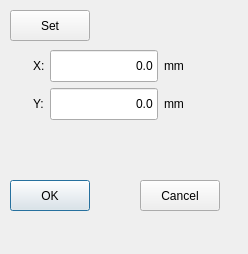
Above: hcmanualoperation/axismodifydialog.ui from GaussCheng/2-5AxisPunch before the change. Below: the same form after it.
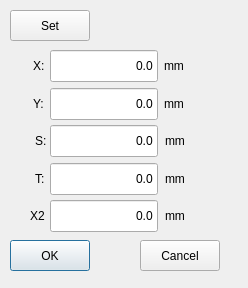
That is the form after the change. Custom widgets are drawn as their Qt base class.

What changed in the file:
```diff
--- a/hcmanualoperation/axismodifydialog.ui
+++ b/hcmanualoperation/axismodifydialog.ui
@@ -7,7 +7,7 @@
     <x>0</x>
     <y>0</y>
     <width>248</width>
-    <height>254</height>
+    <height>288</height>
    </rect>
   </property>
   <property name="windowTitle">
@@ -113,7 +113,7 @@
    <property name="geometry">
     <rect>
      <x>10</x>
-     <y>180</y>
+     <y>240</y>
      <width>80</width>
      <height>31</height>
     </rect>
@@ -126,7 +126,7 @@
    <property name="geometry">
     <rect>
      <x>140</x>
-     <y>180</y>
+     <y>240</y>
      <width>80</width>
      <height>31</height>
     </rect>
@@ -148,6 +148,150 @@
     <string>Set</string>
    </property>
   </widget>
+  <widget class="QLabel" name="label_3">
+   <property name="geometry">
+    <rect>
+     <x>35</x>
+     <y>125</y>
+     <width>11</width>
+     <height>32</height>
+    </rect>
+   </property>
+   <property name="text">
+    <string>S:</string>
+   </property>
+  </widget>
+  <widget class="ICLineEditWithVirtualNumericKeypad" name="zPos">
+   <property name="geometry">
+    <rect>
+     <x>50</x>
+     <y>125</y>
+     <width>108</width>
+     <height>32</height>
+    </rect>
+   </property>
+   <property name="minimumSize">
+    <size>
+     <width>0</width>
+     <height>32</height>
+    </size>
+   </property>
+   <property name="text">
+    <string>0.0</string>
+   </property>
+   <property name="alignment">
+    <set>Qt::AlignRight|Qt::AlignTrailing|Qt::AlignVCenter</set>
+   </property>
+  </widget>
+  <widget class="QLabel" name="label_6">
+   <property name="geometry">
+    <rect>
+     <x>165</x>
+     <y>125</y>
+     <width>36</width>
+     <height>32</height>
+    </rect>
+   </property>
+   <property name="text">
+    <string>mm</string>
+   </property>
+  </widget>
+  <widget class="QLabel" name="label_7">
+   <property name="geometry">
+    <rect>
+     <x>165</x>
+     <y>163</y>
+     <width>36</width>
+     <height>32</height>
+    </rect>
+   </property>
+   <property name="text">
+    <string>mm</string>
+   </property>
+  </widget>
+  <widget class="ICLineEditWithVirtualNumericKeypad" name="tPos">
+   <property name="geometry">
+    <rect>
+     <x>50</x>
+     <y>163</y>
+     <width>108</width>
+     <height>32</height>
+    </rect>
+   </property>
+   <property name="minimumSize">
+    <size>
+     <width>0</width>
+     <height>32</height>
+    </size>
+   </property>
+   <property name="text">
+    <string>0.0</string>
+   </property>
+   <property name="alignment">
+    <set>Qt::AlignRight|Qt::AlignTrailing|Qt::AlignVCenter</set>
+   </property>
+  </widget>
+  <widget class="QLabel" name="label_8">
+   <property name="geometry">
+    <rect>
+     <x>35</x>
+     <y>163</y>
+     <width>11</width>
+     <height>32</height>
+    </rect>
+   </property>
+   <property name="text">
+    <string>T:</string>
+   </property>
+  </widget>
+  <widget class="QLabel" name="label_9">
+   <property name="geometry">
+    <rect>
+     <x>30</x>
+     <y>200</y>
+     <width>16</width>
+     <height>32</height>
+    </rect>
+   </property>
+   <property name="text">
+    <string>X2</string>
+   </property>
+  </widget>
+  <widget class="ICLineEditWithVirtualNumericKeypad" name="pPos">
+   <property name="geometry">
+    <rect>
+     <x>50</x>
+     <y>200</y>
+     <width>108</width>
+     <height>32</height>
+    </rect>
+   </property>
+   <property name="minimumSize">
+    <size>
+     <width>0</width>
+     <height>32</height>
+    </size>
+   </property>
+   <property name="text">
+    <string>0.0</string>
+   </property>
+   <property name="alignment">
+    <set>Qt::AlignRight|Qt::AlignTrailing|Qt::AlignVCenter</set>
+   </property>
+  </widget>
+  <widget class="QLabel" name="label_10">
+   <property name="geometry">
+    <rect>
+     <x>165</x>
+     <y>200</y>
+     <width>36</width>
+     <height>32</height>
+    </rect>
+   </property>
+   <property name="text">
+    <string>mm</string>
+   </property>
+  </widget>
  </widget>
  <customwidgets>
   <customwidget>
```
